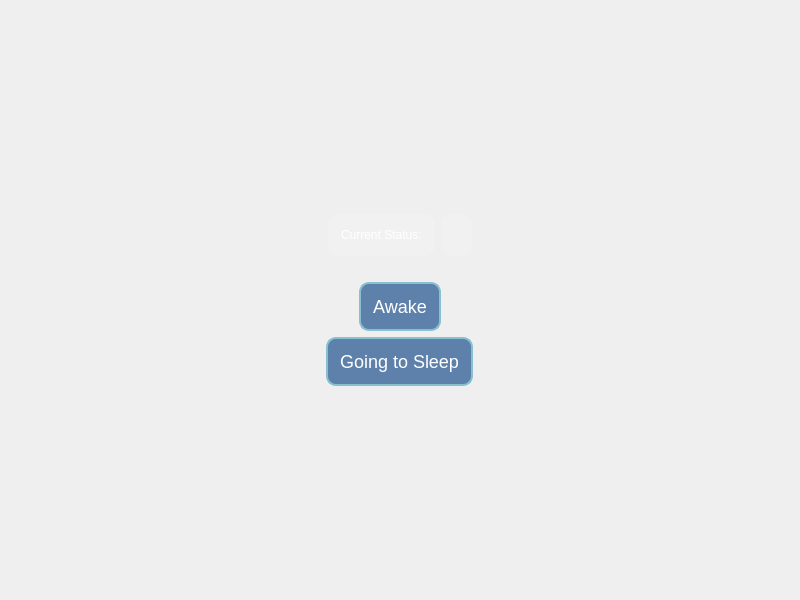
Old version of the form slumber/gui/widgets/sleep/widget.ui in the repository alitsaberi/slumber.
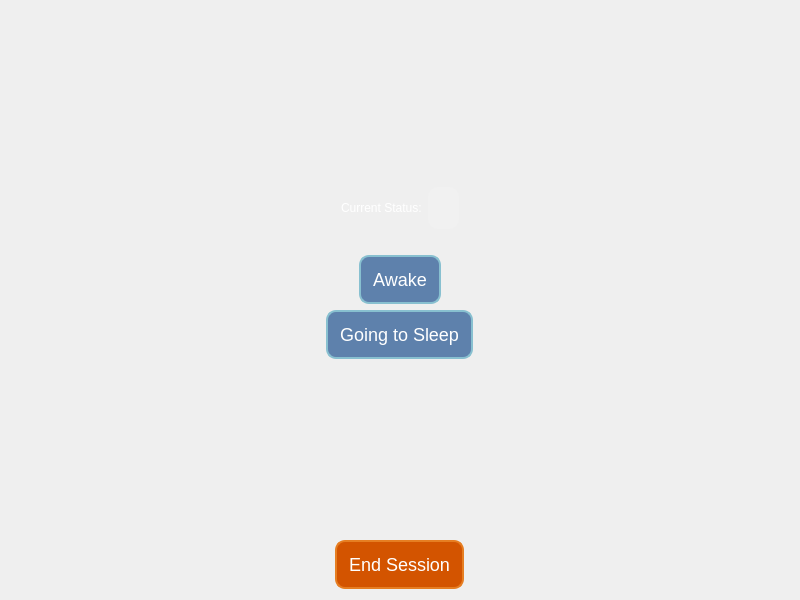
New version of the form.

Commit message: Add end button to sleep page

Patch:
```diff
--- a/slumber/gui/widgets/sleep/widget.ui
+++ b/slumber/gui/widgets/sleep/widget.ui
@@ -27,7 +27,7 @@
   </property>
   <layout class="QVBoxLayout" name="verticalLayout">
    <item>
-    <layout class="QVBoxLayout" name="body" stretch="0,0,0,0,0">
+    <layout class="QVBoxLayout" name="body" stretch="0,0,0,0,0,0">
      <property name="sizeConstraint">
       <enum>QLayout::SizeConstraint::SetMaximumSize</enum>
      </property>
@@ -74,10 +74,7 @@
           </sizepolicy>
          </property>
          <property name="styleSheet">
-          <string notr="true">background-color: rgba(255, 255, 255, 0.1);
-            color: white;
-            padding: 10px;
-            border-radius: 10px;</string>
+          <string notr="true">color: white;</string>
          </property>
          <property name="text">
           <string>Current Status:</string>
@@ -199,6 +196,38 @@
        </property>
       </spacer>
      </item>
+     <item alignment="Qt::AlignmentFlag::AlignHCenter">
+      <widget class="QPushButton" name="end_button">
+       <property name="sizePolicy">
+        <sizepolicy hsizetype="Maximum" vsizetype="Maximum">
+         <horstretch>0</horstretch>
+         <verstretch>0</verstretch>
+        </sizepolicy>
+       </property>
+       <property name="styleSheet">
+        <string notr="true">QPushButton {
+    font-size: 18px;
+    padding: 12px;
+    border-radius: 10px;
+    border: 2px solid #E67E22;
+    background-color: #D35400;
+    color: white;
+}
+QPushButton:hover {
+    background-color: #E98B39;
+}
+QPushButton:disabled {
+    background-color: #A04000;
+    border: 2px solid #873600;
+    color: #FDEBD0;
+}
+</string>
+       </property>
+       <property name="text">
+        <string>End Session</string>
+       </property>
+      </widget>
+     </item>
     </layout>
    </item>
   </layout>
```
The commit also changes 6 other files.
